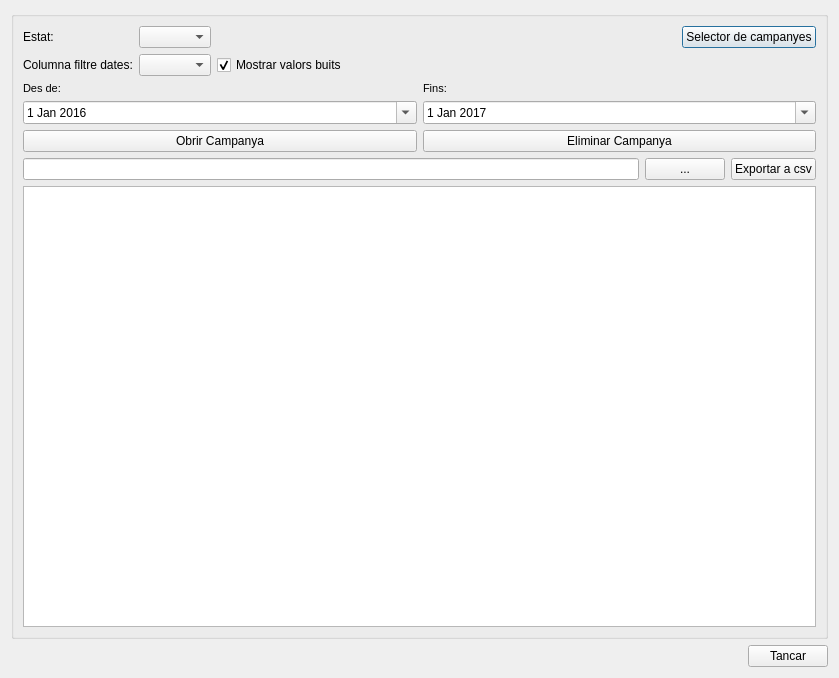
The window that core/ui/toolbars/cm/campaign_management.ui (Giswater/giswater_qgis_plugin) describes before a commit, drawn with Qt 5.
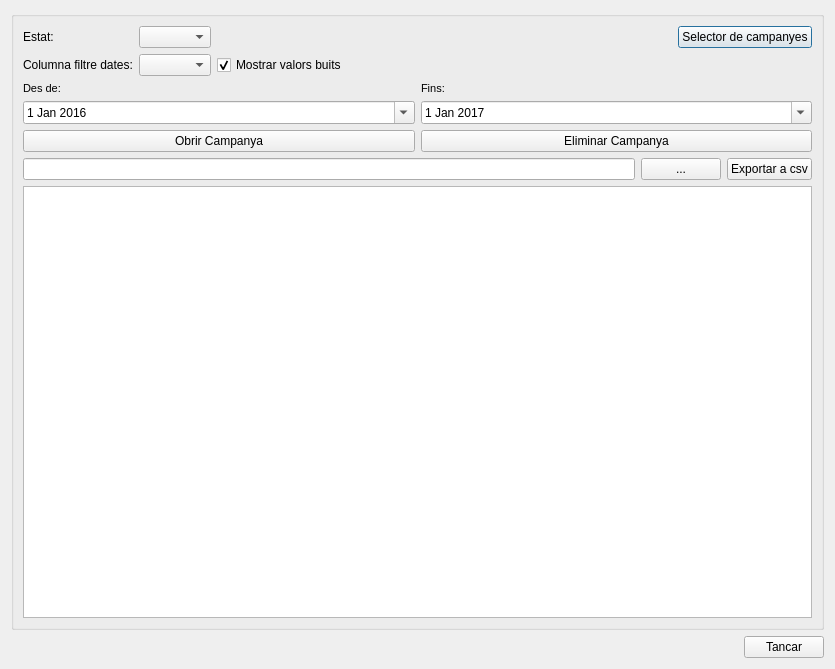
The same window after the commit.

Commit message: fix(cm): fix names of dialogs and widgets

Diff of the .ui file:
```diff
--- a/core/ui/toolbars/cm/campaign_management.ui
+++ b/core/ui/toolbars/cm/campaign_management.ui
@@ -6,8 +6,8 @@
    <rect>
     <x>0</x>
     <y>0</y>
-    <width>839</width>
-    <height>678</height>
+    <width>835</width>
+    <height>669</height>
    </rect>
   </property>
   <property name="windowTitle">
```
Left out of the diff: 12 changed lines with no effect on the pictures. The commit also changes 3 other files.
